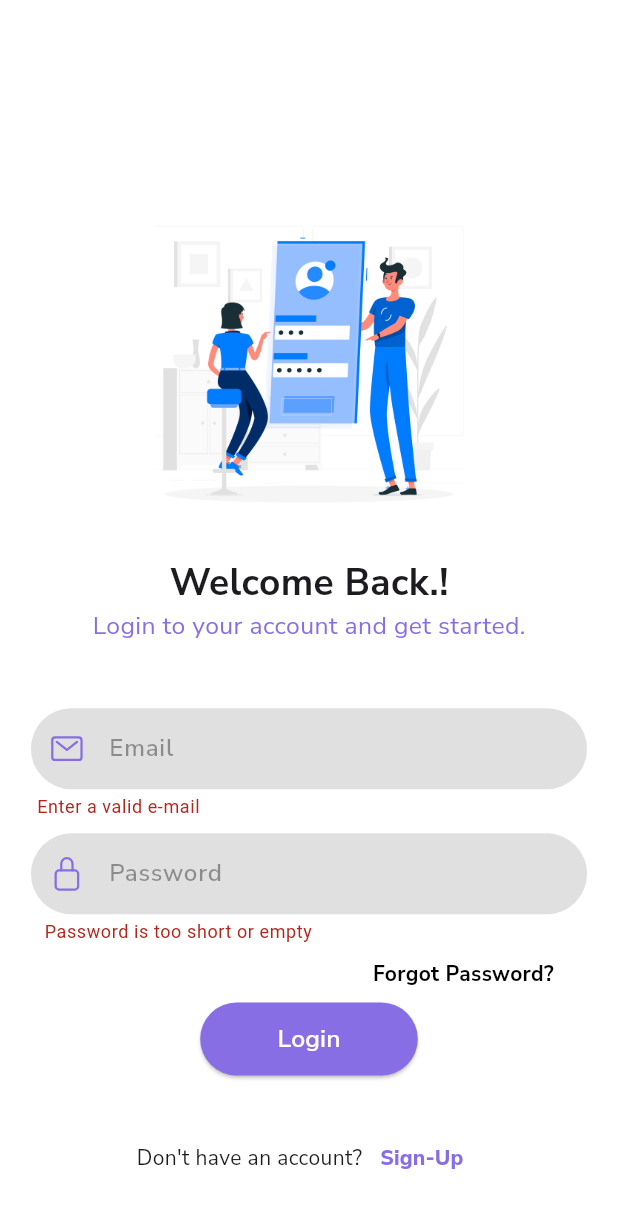
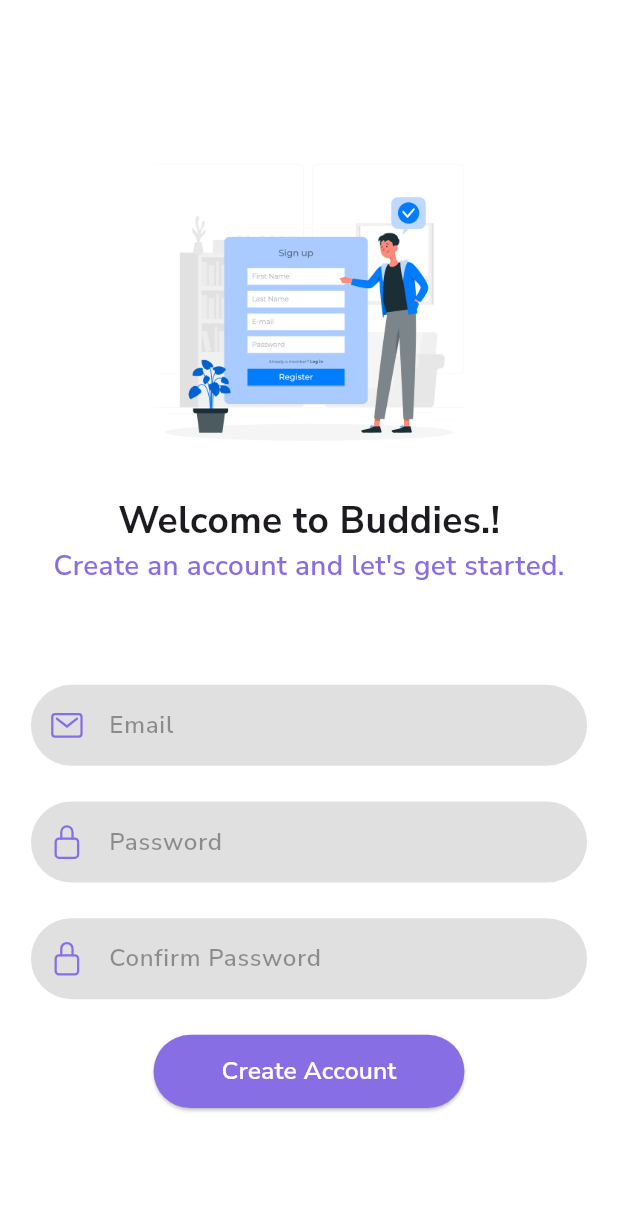
Before and after one commit to NithinYesudas/Buddies_Mini_Social_Media_App, a Flutter app: the screen it shows after launch, after a tap on "Login", after a tap on "Sign-Up", on a phone screen of 412 x 824 dp. Shown: the top 1208 px of the screen. Run offline on Flutter 3.47's test engine with Material 2 defaults, Android fonts, the phone set to English and light mode, and no system bars; our stand-ins replace firebase_auth, firebase_core, google_fonts, ionicons; accounts and stored records are empty.

Commit message:
Added signup and logic for auth is finished

```diff
--- a/lib/main.dart
+++ b/lib/main.dart
@@ -1,6 +1,7 @@
+import 'package:buddies/screens/signup_screen.dart';
 import 'package:buddies/screens/splashScreen.dart';
 import 'package:buddies/utils/custom_colors.dart';
-import 'package:buddies/screens/auth_screen.dart';
+import 'package:buddies/screens/login_screen.dart';
 import 'package:firebase_core/firebase_core.dart';
 import 'package:flutter/material.dart';
 
@@ -16,6 +17,10 @@ class BuddiesApp extends StatelessWidget {
   Widget build(BuildContext context) {
     return  MaterialApp(
 
+    routes: {
+      "SignUpScreen": (ctx)=>SignUpScreen(),
+      "LoginScreen": (ctx)=>LoginScreen()
+    },
       debugShowCheckedModeBanner: false,
       theme: ThemeData(
         useMaterial3: true,
@@ -24,7 +29,7 @@ class BuddiesApp extends StatelessWidget {
         future: Firebase.initializeApp(),
         builder: (context,snapshot) {
           if(snapshot.connectionState == ConnectionState.done){
-            return AuthScreen();
+            return LoginScreen();
 
           }
           else{
--- /dev/null
+++ b/lib/models/user_model.dart
@@ -0,0 +1,10 @@
+class User {
+  final String userId, name, emailId, imageUrl, bio;
+
+  User(
+      {required this.userId,
+      required this.name,
+      required this.emailId,
+      required this.bio,
+      required this.imageUrl});
+}
--- a/lib/screens/auth_screen.dart
+++ b/lib/screens/login_screen.dart
@@ -5,11 +5,21 @@ import 'package:flutter/material.dart';
 import 'package:google_fonts/google_fonts.dart';
 import 'package:ionicons/ionicons.dart';
 
-class AuthScreen extends StatelessWidget {
-  AuthScreen({Key? key}) : super(key: key);
+class LoginScreen extends StatefulWidget {
+  LoginScreen({Key? key}) : super(key: key);
+
+  @override
+  State<LoginScreen> createState() => _LoginScreenState();
+}
+
+class _LoginScreenState extends State<LoginScreen> {
   final _formKey = GlobalKey<FormState>();
-  TextEditingController _emailController = TextEditingController();
-  TextEditingController _passwordController = TextEditingController();
+
+  final TextEditingController _emailController = TextEditingController();
+
+  final TextEditingController _passwordController = TextEditingController();
+
+  bool isLoading = false;
 
   @override
   Widget build(BuildContext context) {
@@ -115,12 +125,23 @@ class AuthScreen extends StatelessWidget {
                         ),
                       ),
                       ElevatedButton(
-                          onPressed: () {
+                          onPressed: () async {
                             bool? isValid = _formKey.currentState?.validate();
 
                             if (isValid!) {
-                              AuthServices.login(_emailController.text.trim(),
-                                  _passwordController.text.trim());
+                              setState(() {
+                                isLoading = true;
+                              });
+                              bool isSuccessful = await AuthServices.login(
+                                  _emailController.text.trim(),
+                                  _passwordController.text.trim(),
+                                  context);
+                              isLoading = false;
+                              if (!isSuccessful) {
+                                setState(() {});
+                              } else {
+                                newPage();
+                              }
                             }
                           },
                           style: ButtonStyle(
@@ -130,7 +151,12 @@ class AuthScreen extends StatelessWidget {
                                       vertical: mediaQuery.height * .015)),
                               backgroundColor: MaterialStateProperty.all(
                                   CustomColors.darkAccent)),
-                          child: Text(
+                          child: isLoading
+                              ? const CircularProgressIndicator(
+                                  strokeWidth: 1.5,
+                                  color: Colors.white,
+                                )
+                              : Text(
                                   "Login",
                                   style: GoogleFonts.nunitoSans(
                                       color: Colors.white,
@@ -153,7 +179,9 @@ class AuthScreen extends StatelessWidget {
                     style: GoogleFonts.nunitoSans(),
                   ),
                   TextButton(
-                      onPressed: () {},
+                      onPressed: () {
+                        Navigator.of(context).pushNamed("SignUpScreen");
+                      },
                       child: Text(
                         "Sign-Up",
                         style: GoogleFonts.nunitoSans(
@@ -168,4 +196,8 @@ class AuthScreen extends StatelessWidget {
       ),
     );
   }
+
+  void newPage() {
+    Navigator.of(context).pushReplacementNamed("SignUpScreen");
   }
+}
--- /dev/null
+++ b/lib/screens/signup_screen.dart
@@ -0,0 +1,201 @@
+import 'package:buddies/services/auth_services.dart';
+import 'package:buddies/utils/custom_colors.dart';
+import 'package:flutter/material.dart';
+import 'package:google_fonts/google_fonts.dart';
+import 'package:ionicons/ionicons.dart';
+
+import '../helpers/auth/validators.dart';
+
+class SignUpScreen extends StatefulWidget {
+  const SignUpScreen({Key? key}) : super(key: key);
+
+  @override
+  State<SignUpScreen> createState() => _SignUpScreenState();
+}
+
+class _SignUpScreenState extends State<SignUpScreen> {
+  final _formKey = GlobalKey<FormState>();
+  final TextEditingController _emailController = TextEditingController();
+  final TextEditingController _passwordController = TextEditingController();
+  final TextEditingController _confirmPasswordController =
+  TextEditingController();
+  bool isLoading = false;
+
+  @override
+  Widget build(BuildContext context) {
+    final mediaQuery = MediaQuery
+        .of(context)
+        .size;
+    return Scaffold(
+      backgroundColor: Colors.white,
+      body: SafeArea(
+        child: SingleChildScrollView(
+            child: Column(
+              crossAxisAlignment: CrossAxisAlignment.center,
+              children: [
+                Container(
+                  height: mediaQuery.height * .1,
+                ),
+                SizedBox(
+                  height: mediaQuery.height * .3,
+                  width: mediaQuery.width * .5,
+                  child: Image.asset(
+                    "assets/images/signup.jpg",
+                    fit: BoxFit.cover,
+                  ),
+                ),
+                Text(
+                  "Welcome to Buddies.!",
+                  style: GoogleFonts.nunitoSans(
+                      fontWeight: FontWeight.bold,
+                      fontSize: mediaQuery.width * .06),
+                ),
+                Text(
+                  "Create an account and let's get started.",
+                  style: GoogleFonts.nunitoSans(
+                      fontWeight: FontWeight.w600,
+                      fontSize: mediaQuery.width * .045,
+                      color: CustomColors.lightAccent),
+                ),
+                SizedBox(
+                  height: mediaQuery.height * .05,
+                ),
+                Form(
+                    key: _formKey,
+                    child: Container(
+                      padding:
+                      EdgeInsets.symmetric(horizontal: mediaQuery.width * .05),
+                      height: mediaQuery.height * .4,
+                      child: Column(
+                        mainAxisAlignment: MainAxisAlignment.spaceEvenly,
+                        children: [
+                          TextFormField(
+                            controller: _emailController,
+                            validator: (value) {
+                              return AuthValidators.emailValidator(value!);
+                            },
+                            style: GoogleFonts.nunitoSans(),
+                            textInputAction: TextInputAction.next,
+                            keyboardType: TextInputType.emailAddress,
+                            decoration: InputDecoration(
+                                contentPadding:
+                                const EdgeInsets.symmetric(vertical: 15),
+                                prefixIcon: Icon(
+                                  Ionicons.mail_outline,
+                                  color: CustomColors.lightAccent,
+                                ),
+                                hintText: "Email",
+                                hintStyle: GoogleFonts.nunitoSans(
+                                    fontWeight: FontWeight.w600,
+                                    color: Colors.black38),
+                                fillColor: Colors.black12,
+                                filled: true,
+                                border: OutlineInputBorder(
+                                    borderRadius: BorderRadius.circular(30),
+                                    borderSide: BorderSide.none)),
+                          ),
+                          TextFormField(
+                            controller: _passwordController,
+                            style: GoogleFonts.nunitoSans(),
+                            textInputAction: TextInputAction.next,
+                            keyboardType: TextInputType.visiblePassword,
+                            validator: (value) {
+                              return AuthValidators.confirmPasswordValidator(
+                                  value!.trim(),
+                                  _confirmPasswordController.text.trim());
+                            },
+                            decoration: InputDecoration(
+                                contentPadding: const EdgeInsets.symmetric(
+                                    vertical: 15, horizontal: 5),
+                                prefixIcon: Icon(
+                                  Ionicons.lock_closed_outline,
+                                  color: CustomColors.lightAccent,
+                                ),
+                                hintText: "Password",
+                                hintStyle: GoogleFonts.nunitoSans(
+                                    fontWeight: FontWeight.w600,
+                                    color: Colors.black38),
+                                fillColor: Colors.black12,
+                                filled: true,
+                                border: OutlineInputBorder(
+                                    borderRadius: BorderRadius.circular(30),
+                                    borderSide: BorderSide.none)),
+                          ),
+                          TextFormField(
+                            controller: _confirmPasswordController,
+                            style: GoogleFonts.nunitoSans(),
+                            textInputAction: TextInputAction.next,
+                            keyboardType: TextInputType.visiblePassword,
+                            validator: (value) {
+                              return AuthValidators.confirmPasswordValidator(
+                                  _passwordController.text.trim(),
+                                  value!.trim());
+                            },
+                            decoration: InputDecoration(
+                                contentPadding: const EdgeInsets.symmetric(
+                                    vertical: 15, horizontal: 5),
+                                prefixIcon: Icon(
+                                  Ionicons.lock_closed_outline,
+                                  color: CustomColors.lightAccent,
+                                ),
+                                hintText: "Confirm Password",
+                                hintStyle: GoogleFonts.nunitoSans(
+                                    fontWeight: FontWeight.w600,
+                                    color: Colors.black38),
+                                fillColor: Colors.black12,
+                                filled: true,
+                                border: OutlineInputBorder(
+                                    borderRadius: BorderRadius.circular(30),
+                                    borderSide: BorderSide.none)),
+                          ),
+                          ElevatedButton(
+                              onPressed: () async {
+                                bool? isValid = _formKey.currentState
+                                    ?.validate();
+                                if (isValid!) {
+                                  setState(() {
+                                    isLoading = true;
+                                  });
+                                  bool isSuccessful =
+                                  await AuthServices.createAccount(
+                                      _emailController.text.trim(),
+                                      _passwordController.text.trim(),
+                                      context);
+                                  isLoading = false;
+                                  if (!isSuccessful) {
+                                    setState(() {});
+                                  } else {
+                                    newPage();
+                                  }
+                                }
+                              },
+                              style: ButtonStyle(
+                                  padding: MaterialStateProperty.all(
+                                      EdgeInsets.symmetric(
+                                          horizontal: mediaQuery.width * .11,
+                                          vertical: mediaQuery.height * .015)),
+                                  backgroundColor: MaterialStateProperty.all(
+                                      CustomColors.darkAccent)),
+                              child: isLoading
+                                  ? const CircularProgressIndicator(
+                                strokeWidth:1, color: Colors.white,)
+                                  : Text(
+                                "Create Account",
+                                style: GoogleFonts.nunitoSans(
+                                    color: Colors.white,
+                                    fontWeight: FontWeight.w600,
+                                    fontSize: mediaQuery.width * .04),
+                              ))
+                        ],
+                      ),
+                    )),
+              ],
+            )),
+      ),
+    );
+  }
+
+  void newPage() {
+    Navigator.of(context).pushReplacementNamed("LoginScreen");
+  }
+}
--- a/lib/utils/custom_colors.dart
+++ b/lib/utils/custom_colors.dart
@@ -10,4 +10,8 @@ class CustomColors{
 
   static Color lightBG = const Color(0xfff3f4f9);
   static Color darkBG = const Color(0xff2B2B2B);
+  static Color green = const Color(0xff33C759);
+  static Color greenDark = const Color(0xff1B8D39);
+  static Color red = const Color(0xffFF2D4D);
+  static Color redDark = const Color(0xff980017);
 }
```
Also changed, not shown: lib/helpers/auth/validators.dart (+11 -0 lines), lib/services/auth_services.dart (+49 -12 lines), lib/utils/accessory_widgets.dart (added, +15 -0 lines), assets/images/login.png (deleted), assets/images/signup.jpg (added). Lines whose indentation alone changed are shown as unchanged.
